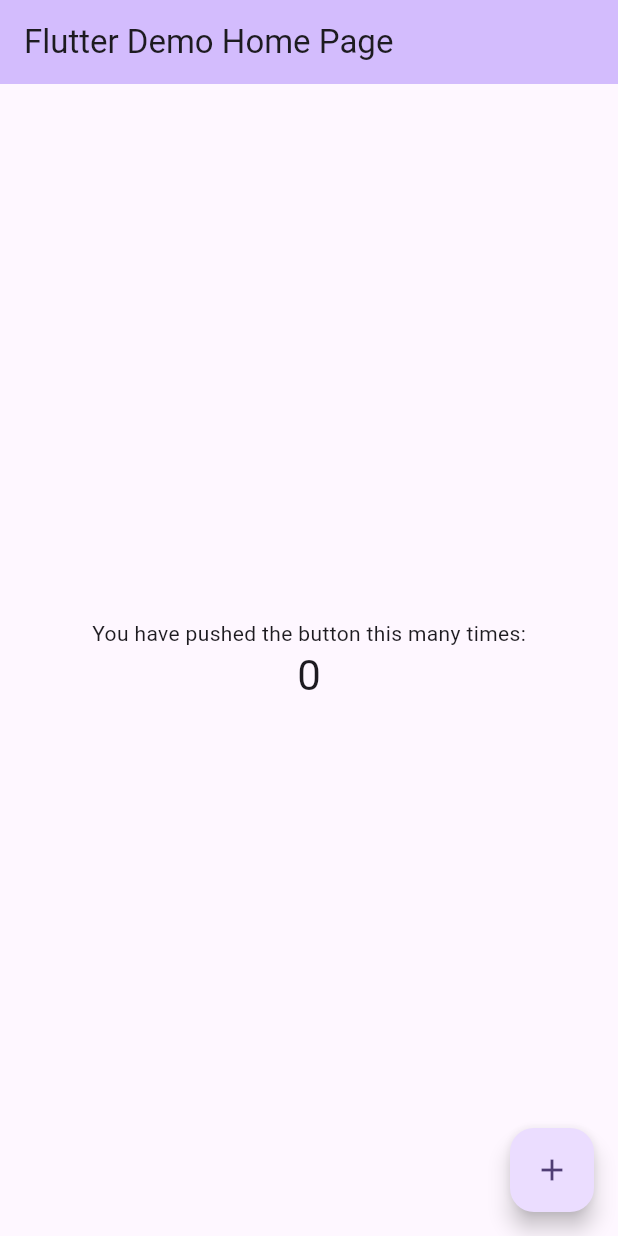
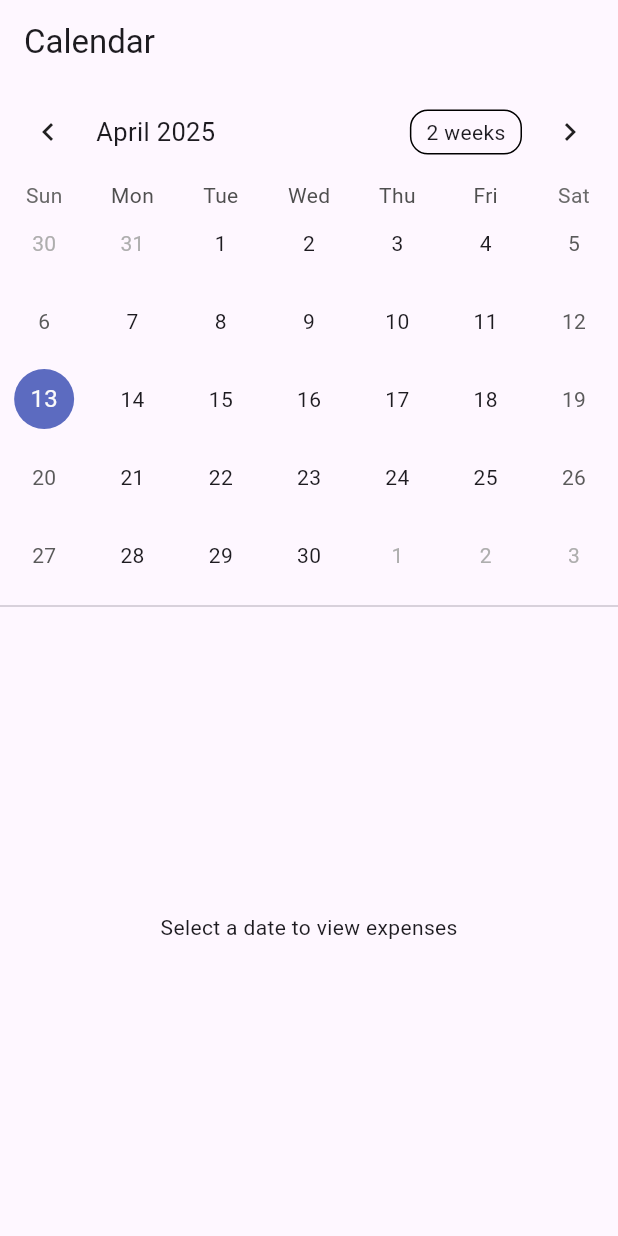
Before and after one commit to AHyphaG/coldana-flutter, a Flutter app: the screen it shows after launch, on a phone screen of 412 x 824 dp. Run offline on Flutter 3.47's test engine with Material 3 defaults, Android fonts, the light colour scheme and no system bars; drawn by our look-alikes of table_calendar; our stand-ins replace bloc, equatable, flutter_bloc, get_it.

Commit message:
Calendar Mock Test

```diff
--- /dev/null
+++ b/lib/features/calendar/data/models/expense_response_model.dart
@@ -0,0 +1,30 @@
+import '../../domain/entities/expense_response.dart';
+import 'expense_model.dart';
+
+class ExpenseResponseModel extends ExpenseResponse {
+  const ExpenseResponseModel({
+    required String date,
+    required List<ExpenseModel> expenses,
+  }) : super(
+          date: date,
+          expenses: expenses,
+        );
+
+  factory ExpenseResponseModel.fromJson(Map<String, dynamic> json) {
+    return ExpenseResponseModel(
+      date: json['date'],
+      expenses: (json['expenses'] as List)
+          .map((item) => ExpenseModel.fromJson(item))
+          .toList(),
+    );
+  }
+
+  Map<String, dynamic> toJson() {
+    return {
+      'date': date,
+      'expenses': (expenses as List<ExpenseModel>)
+          .map((expense) => expense.toJson())
+          .toList(),
+    };
+  }
+}
--- /dev/null
+++ b/lib/features/calendar/data/repositories/expense_repository_impl.dart
@@ -0,0 +1,14 @@
+import '../../domain/entities/expense_response.dart';
+import '../../domain/repositories/expense_repository.dart';
+import '../datasources/expense_remote_data_source.dart';
+
+class ExpenseRepositoryImpl implements ExpenseRepository {
+  final ExpenseRemoteDataSource remoteDataSource;
+
+  ExpenseRepositoryImpl({required this.remoteDataSource});
+
+  @override
+  Future<ExpenseResponse> getExpensesForDate(String date) async {
+    return await remoteDataSource.getExpensesForDate(date);
+  }
+}
--- /dev/null
+++ b/lib/features/calendar/domain/entities/expense_response.dart
@@ -0,0 +1,15 @@
+import 'package:equatable/equatable.dart';
+import 'expense.dart';
+
+class ExpenseResponse extends Equatable {
+  final String date;
+  final List<Expense> expenses;
+
+  const ExpenseResponse({
+    required this.date,
+    required this.expenses,
+  });
+
+  @override
+  List<Object> get props => [date, expenses];
+}
--- /dev/null
+++ b/lib/features/calendar/domain/repositories/expense_repository.dart
@@ -0,0 +1,5 @@
+import '../entities/expense_response.dart';
+
+abstract class ExpenseRepository {
+  Future<ExpenseResponse> getExpensesForDate(String date);
+}
--- /dev/null
+++ b/lib/features/calendar/domain/usecases/get_expenses_for_date.dart
@@ -0,0 +1,12 @@
+import '../entities/expense_response.dart';
+import '../repositories/expense_repository.dart';
+
+class GetExpensesForDate {
+  final ExpenseRepository repository;
+
+  GetExpensesForDate(this.repository);
+
+  Future<ExpenseResponse> execute(String date) async {
+    return await repository.getExpensesForDate(date);
+  }
+}
--- /dev/null
+++ b/lib/features/calendar/presentation/bloc/calendar_bloc.dart
@@ -0,0 +1,65 @@
+import 'package:bloc/bloc.dart';
+import 'package:equatable/equatable.dart';
+import 'package:flutter_bloc/flutter_bloc.dart';
+
+import '../../domain/entities/expense_response.dart';
+import '../../domain/usecases/get_expenses_for_date.dart';
+
+
+part 'calendar_event.dart';
+part 'calendar_state.dart';
+
+// class CalendarBloc extends Bloc<CalendarEvent, CalendarState> {
+//   CalendarBloc() : super(CalendarInitial()) {
+//     on<CalendarEvent>((event, emit) {
+//       // TODO: implement event handler
+//     });
+//   }
+// }
+
+class CalendarBloc extends Bloc<CalendarEvent, CalendarState> {
+  final GetExpensesForDate getExpensesForDate;
+  DateTime _focusedDay = DateTime.now();
+  DateTime? _selectedDay;
+
+  // getters
+  DateTime get focusedDay => _focusedDay;
+  DateTime? get selectedDay => _selectedDay;
+
+  CalendarBloc({required this.getExpensesForDate})
+      : super(CalendarDatesLoaded(
+          focusedDay: DateTime.now(),
+          selectedDay: DateTime.now(),
+        )) {
+    _selectedDay = _focusedDay;
+
+    on<SelectDateEvent>(_onSelectDate);
+    on<FetchExpensesEvent>(_onFetchExpenses);
+  }
+
+  void _onSelectDate(SelectDateEvent event, Emitter<CalendarState> emit) {
+    _selectedDay = event.selectedDate;
+    _focusedDay = event.focusedDate;
+
+    emit(CalendarDatesLoaded(
+      focusedDay: _focusedDay,
+      selectedDay: _selectedDay,
+    ));
+
+    // Format date as YYYY-MM-DD
+    final formattedDate = "${_selectedDay!.year}-${_selectedDay!.month.toString().padLeft(2, '0')}-${_selectedDay!.day.toString().padLeft(2, '0')}";
+
+    add(FetchExpensesEvent(formattedDate));
+  }
+
+  void _onFetchExpenses(FetchExpensesEvent event, Emitter<CalendarState> emit) async {
+    emit(ExpensesLoading());
+
+    try {
+      final expenseResponse = await getExpensesForDate.execute(event.date);
+      emit(ExpensesLoaded(expenseResponse));
+    } catch (e) {
+      emit(ExpensesError(e.toString()));
+    }
+  }
+}
--- /dev/null
+++ b/lib/features/calendar/presentation/bloc/calendar_event.dart
@@ -0,0 +1,35 @@
+part of 'calendar_bloc.dart';
+
+// abstract class CalendarEvent extends Equatable {
+//   const CalendarEvent();
+
+//   @override
+//   List<Object> get props => [];
+// }
+
+abstract class CalendarEvent extends Equatable {
+  @override
+  List<Object> get props => [];
+}
+
+class SelectDateEvent extends CalendarEvent {
+  final DateTime selectedDate;
+  final DateTime focusedDate;
+
+  SelectDateEvent({
+    required this.selectedDate,
+    required this.focusedDate,
+  });
+
+  @override
+  List<Object> get props => [selectedDate, focusedDate];
+}
+
+class FetchExpensesEvent extends CalendarEvent {
+  final String date;
+
+  FetchExpensesEvent(this.date);
+
+  @override
+  List<Object> get props => [date];
+}
--- /dev/null
+++ b/lib/features/calendar/presentation/bloc/calendar_state.dart
@@ -0,0 +1,50 @@
+part of 'calendar_bloc.dart';
+
+// abstract class CalendarState extends Equatable {
+//   const CalendarState();
+
+//   @override
+//   List<Object> get props => [];
+// }
+// class CalendarInitial extends CalendarState {}
+
+
+abstract class CalendarState extends Equatable {
+  @override
+  List<Object?> get props => [];
+}
+
+class CalendarInitial extends CalendarState {}
+
+class CalendarDatesLoaded extends CalendarState {
+  final DateTime focusedDay;
+  final DateTime? selectedDay;
+
+  CalendarDatesLoaded({
+    required this.focusedDay,
+    this.selectedDay,
+  });
+
+  @override
+  List<Object?> get props => [focusedDay, selectedDay];
+}
+
+class ExpensesLoading extends CalendarState {}
+
+class ExpensesLoaded extends CalendarState {
+  final ExpenseResponse expenseResponse;
+
+  ExpensesLoaded(this.expenseResponse);
+
+  @override
+  List<Object> get props => [expenseResponse];
+}
+
+class ExpensesError extends CalendarState {
+  final String message;
+
+  ExpensesError(this.message);
+
+  @override
+  List<Object> get props => [message];
+}
--- /dev/null
+++ b/lib/features/calendar/presentation/pages/calendar_page.dart
@@ -0,0 +1,153 @@
+// import 'package:flutter/material.dart';
+// import 'package:flutter_bloc/flutter_bloc.dart';
+// import 'package:table_calendar/table_calendar.dart';
+
+// import '../bloc/calendar_bloc.dart';
+// import '../widgets/expenses_list_widget.dart';
+// import '../../domain/entities/expense_response.dart';
+
+// class CalendarPage extends StatelessWidget {
+//   static const String routeName = '/calendar';
+
+//   const CalendarPage({Key? key}) : super(key: key);
+
+//   @override
+//   Widget build(BuildContext context) {
+//     return Scaffold(
+//       appBar: AppBar(
+//         title: const Text('Calendar'),
+//       ),
+//       body: BlocConsumer<CalendarBloc, CalendarState>(
+//         listener: (context, state) {
+//           if (state is ExpensesError) {
+//             ScaffoldMessenger.of(context).showSnackBar(
+//               SnackBar(content: Text(state.message)),
+//             );
+//           }
+//         },
+//         builder: (context, state) {
+//           final calendarState = state is CalendarDatesLoaded
+//               ? state
+//               : BlocProvider.of<CalendarBloc>(context).state as CalendarDatesLoaded;
+
+//           return Column(
+//             children: [
+//               TableCalendar(
+//                 focusedDay: calendarState.focusedDay,
+//                 firstDay: DateTime.utc(2010, 1, 1),
+//                 lastDay: DateTime.utc(2030, 12, 31),
+//                 selectedDayPredicate: (day) {
+//                   return isSameDay(calendarState.selectedDay, day);
+//                 },
+//                 onDaySelected: (selectedDay, focusedDay) {
+//                   BlocProvider.of<CalendarBloc>(context).add(
+//                     SelectDateEvent(
+//                       selectedDate: selectedDay,
+//                       focusedDate: focusedDay,
+//                     ),
+//                   );
+//                 },
+//               ),
+//               const Divider(),
+//               Expanded(
+//                 child: _buildExpensesContent(state),
+//               ),
+//             ],
+//           );
+//         },
+//       ),
+//     );
+//   }
+
+//   Widget _buildExpensesContent(CalendarState state) {
+//     if (state is ExpensesLoading) {
+//       return const Center(child: CircularProgressIndicator());
+//     } else if (state is ExpensesLoaded) {
+//       return ExpensesListWidget(expenses: state.expenseResponse.expenses);
+//     } else if (state is ExpensesError) {
+//       return Center(child: Text('Error: ${state.message}'));
+//     } else {
+//       return const Center(child: Text('Select a date to view expenses'));
+//     }
+//   }
+// }
+
+
+import 'package:flutter/material.dart';
+import 'package:flutter_bloc/flutter_bloc.dart';
+import 'package:table_calendar/table_calendar.dart';
+
+import '../bloc/calendar_bloc.dart';
+import '../widgets/expenses_list_widget.dart';
+
+class CalendarPage extends StatelessWidget {
+  static const String routeName = '/calendar';
+
+  const CalendarPage({Key? key}) : super(key: key);
+
+  @override
+  Widget build(BuildContext context) {
+    return Scaffold(
+      appBar: AppBar(
+        title: const Text('Calendar'),
+      ),
+      body: BlocBuilder<CalendarBloc, CalendarState>(
+        builder: (context, state) {
+          // Get the calendar bloc
+          final calendarBloc = BlocProvider.of<CalendarBloc>(context);
+
+          // Extract focused day and selected day
+          DateTime focusedDay;
+          DateTime? selectedDay;
+
+          // This is where we were having the issue
+          if (state is CalendarDatesLoaded) {
+            focusedDay = state.focusedDay;
+            selectedDay = state.selectedDay;
+          } else {
+            // Use the values stored in the bloc itself
+            focusedDay = calendarBloc.focusedDay;
+            selectedDay = calendarBloc.selectedDay;
+          }
+
+          return Column(
+            children: [
+              TableCalendar(
+                focusedDay: focusedDay,
+                firstDay: DateTime.utc(2010, 1, 1),
+                lastDay: DateTime.utc(2030, 12, 31),
+                selectedDayPredicate: (day) {
+                  return selectedDay != null && isSameDay(selectedDay, day);
+                },
+                onDaySelected: (selectedDay, focusedDay) {
+                  calendarBloc.add(
+                    SelectDateEvent(
+                      selectedDate: selectedDay,
+                      focusedDate: focusedDay,
+                    ),
+                  );
+                },
+              ),
+              const Divider(),
+              Expanded(
+                child: _buildExpensesContent(state),
+              ),
+            ],
+          );
+        },
+      ),
+    );
+  }
+
+  Widget _buildExpensesContent(CalendarState state) {
+    if (state is ExpensesLoading) {
+      return const Center(child: CircularProgressIndicator());
+    } else if (state is ExpensesLoaded) {
+      return ExpensesListWidget(expenses: state.expenseResponse.expenses);
+    } else if (state is ExpensesError) {
+      return Center(child: Text('Error: ${state.message}'));
+    } else {
+      return const Center(child: Text('Select a date to view expenses'));
+    }
+  }
+}
--- /dev/null
+++ b/lib/features/calendar/presentation/widgets/expenses_list_widget.dart
@@ -0,0 +1,39 @@
+import 'package:flutter/material.dart';
+import '../../domain/entities/expense.dart';
+
+class ExpensesListWidget extends StatelessWidget {
+  final List<Expense> expenses;
+
+  const ExpensesListWidget({
+    Key? key,
+    required this.expenses,
+  }) : super(key: key);
+
+  @override
+  Widget build(BuildContext context) {
+    if (expenses.isEmpty) {
+      return const Center(child: Text('No expenses for this date'));
+    }
+
+    return ListView.builder(
+      itemCount: expenses.length,
+      itemBuilder: (context, index) {
+        final expense = expenses[index];
+        return Card(
+          margin: const EdgeInsets.symmetric(horizontal: 16, vertical: 8),
+          child: ListTile(
+            title: Text(expense.categoryName),
+            subtitle: Text('Category ID: ${expense.categoryId}'),
+            trailing: expense.hasExpensed
+              ? Text('${expense.amount ?? 0}')
+              : const Text('Not expensed', style: TextStyle(color: Colors.grey)),
+            onTap: () {
+              // Handle tap on expense item
+              // e.g., navigate to expense detail or edit screen
+            },
+          ),
+        );
+      },
+    );
+  }
+}
--- a/lib/main.dart
+++ b/lib/main.dart
@@ -1,122 +1,34 @@
 import 'package:flutter/material.dart';
+import 'package:flutter_bloc/flutter_bloc.dart';
+import 'package:coldana_flutter/features/calendar/presentation/pages/calendar_page.dart';
+import 'package:coldana_flutter/features/calendar/presentation/bloc/calendar_bloc.dart';
+import 'package:coldana_flutter/routes.dart';
+import 'package:coldana_flutter/features/calendar/injection_container.dart' as di;
 
 void main() {
+  di.init();
   runApp(const MyApp());
 }
 
 class MyApp extends StatelessWidget {
   const MyApp({super.key});
 
-  // This widget is the root of your application.
   @override
   Widget build(BuildContext context) {
-    return MaterialApp(
-      title: 'Flutter Demo',
-      theme: ThemeData(
-        // This is the theme of your application.
-        //
-        // TRY THIS: Try running your application with "flutter run". You'll see
-        // the application has a purple toolbar. Then, without quitting the app,
-        // try changing the seedColor in the colorScheme below to Colors.green
-        // and then invoke "hot reload" (save your changes or press the "hot
-        // reload" button in a Flutter-supported IDE, or press "r" if you used
-        // the command line to start the app).
-        //
-        // Notice that the counter didn't reset back to zero; the application
-        // state is not lost during the reload. To reset the state, use hot
-        // restart instead.
-        //
-        // This works for code too, not just values: Most code changes can be
-        // tested with just a hot reload.
-        colorScheme: ColorScheme.fromSeed(seedColor: Colors.deepPurple),
+    return MultiBlocProvider(
+      providers: [
+        BlocProvider<CalendarBloc>(
+          create: (context) => di.sl<CalendarBloc>(),
+        ),
+      ],
+      child: MaterialApp(
+        title: 'Flutter Demo',
+        theme: ThemeData(
+          colorScheme: ColorScheme.fromSeed(seedColor: const Color.fromARGB(255, 120, 87, 177)),
+        ),
+        routes: routes,
+        initialRoute: CalendarPage.routeName,
       ),
-      home: const MyHomePage(title: 'Flutter Demo Home Page'),
     );
   }
 }
-
-class MyHomePage extends StatefulWidget {
-  const MyHomePage({super.key, required this.title});
-
-  // This widget is the home page of your application. It is stateful, meaning
-  // that it has a State object (defined below) that contains fields that affect
-  // how it looks.
-
-  // This class is the configuration for the state. It holds the values (in this
-  // case the title) provided by the parent (in this case the App widget) and
-  // used by the build method of the State. Fields in a Widget subclass are
-  // always marked "final".
-
-  final String title;
-
-  @override
-  State<MyHomePage> createState() => _MyHomePageState();
-}
-
-class _MyHomePageState extends State<MyHomePage> {
-  int _counter = 0;
-
-  void _incrementCounter() {
-    setState(() {
-      // This call to setState tells the Flutter framework that something has
-      // changed in this State, which causes it to rerun the build method below
-      // so that the display can reflect the updated values. If we changed
-      // _counter without calling setState(), then the build method would not be
-      // called again, and so nothing would appear to happen.
-      _counter++;
-    });
-  }
-
-  @override
-  Widget build(BuildContext context) {
-    // This method is rerun every time setState is called, for instance as done
-    // by the _incrementCounter method above.
-    //
-    // The Flutter framework has been optimized to make rerunning build methods
-    // fast, so that you can just rebuild anything that needs updating rather
-    // than having to individually change instances of widgets.
-    return Scaffold(
-      appBar: AppBar(
-        // TRY THIS: Try changing the color here to a specific color (to
-        // Colors.amber, perhaps?) and trigger a hot reload to see the AppBar
-        // change color while the other colors stay the same.
-        backgroundColor: Theme.of(context).colorScheme.inversePrimary,
-        // Here we take the value from the MyHomePage object that was created by
-        // the App.build method, and use it to set our appbar title.
-        title: Text(widget.title),
-      ),
-      body: Center(
-        // Center is a layout widget. It takes a single child and positions it
-        // in the middle of the parent.
-        child: Column(
-          // Column is also a layout widget. It takes a list of children and
-          // arranges them vertically. By default, it sizes itself to fit its
-          // children horizontally, and tries to be as tall as its parent.
-          //
-          // Column has various properties to control how it sizes itself and
-          // how it positions its children. Here we use mainAxisAlignment to
-          // center the children vertically; the main axis here is the vertical
-          // axis because Columns are vertical (the cross axis would be
-          // horizontal).
-          //
-          // TRY THIS: Invoke "debug painting" (choose the "Toggle Debug Paint"
-          // action in the IDE, or press "p" in the console), to see the
-          // wireframe for each widget.
-          mainAxisAlignment: MainAxisAlignment.center,
-          children: <Widget>[
-            const Text('You have pushed the button this many times:'),
-            Text(
-              '$_counter',
-              style: Theme.of(context).textTheme.headlineMedium,
-            ),
-          ],
-        ),
-      ),
-      floatingActionButton: FloatingActionButton(
-        onPressed: _incrementCounter,
-        tooltip: 'Increment',
-        child: const Icon(Icons.add),
-      ), // This trailing comma makes auto-formatting nicer for build methods.
-    );
-  }
-}
--- /dev/null
+++ b/lib/routes.dart
@@ -0,0 +1,6 @@
+import 'package:coldana_flutter/features/calendar/presentation/pages/calendar_page.dart';
+import 'package:flutter/material.dart';
+
+final Map<String, WidgetBuilder> routes = {
+  CalendarPage.routeName: (_) => CalendarPage(),
+};
```
Also changed, not shown: lib/features/calendar/data/datasources/expense_remote_data_source.dart (added, +65 -0 lines), lib/features/calendar/data/models/expense_model.dart (added, +33 -0 lines), lib/features/calendar/domain/entities/expense.dart (added, +18 -0 lines), lib/features/calendar/injection_container.dart (added, +36 -0 lines), pubspec.yaml (+8 -16 lines), pubspec.lock.
